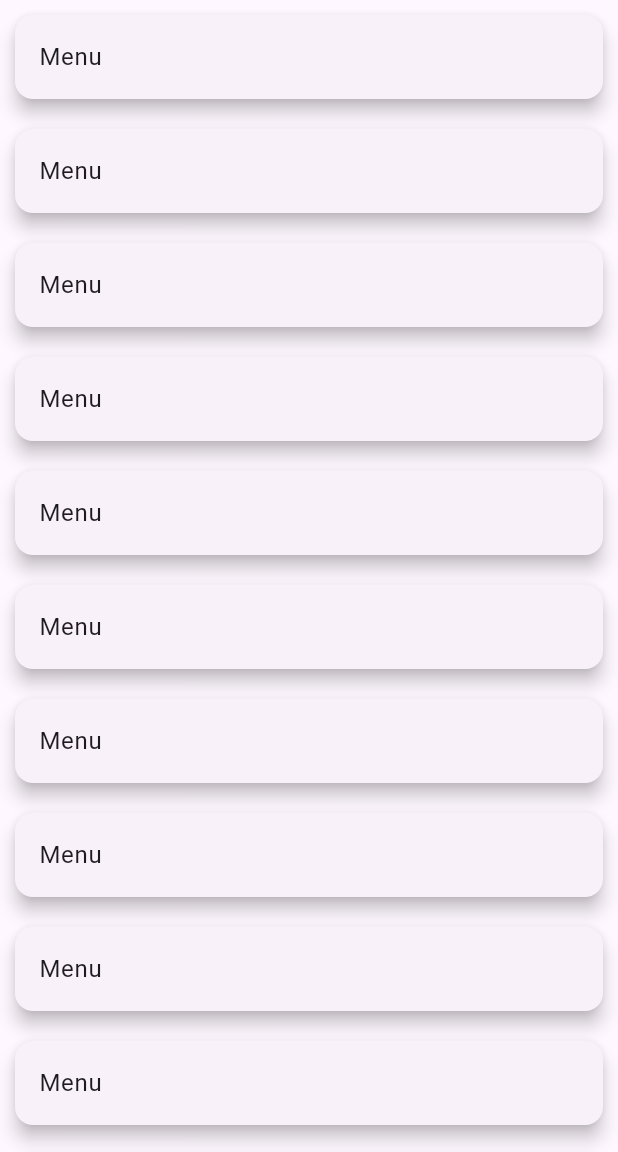
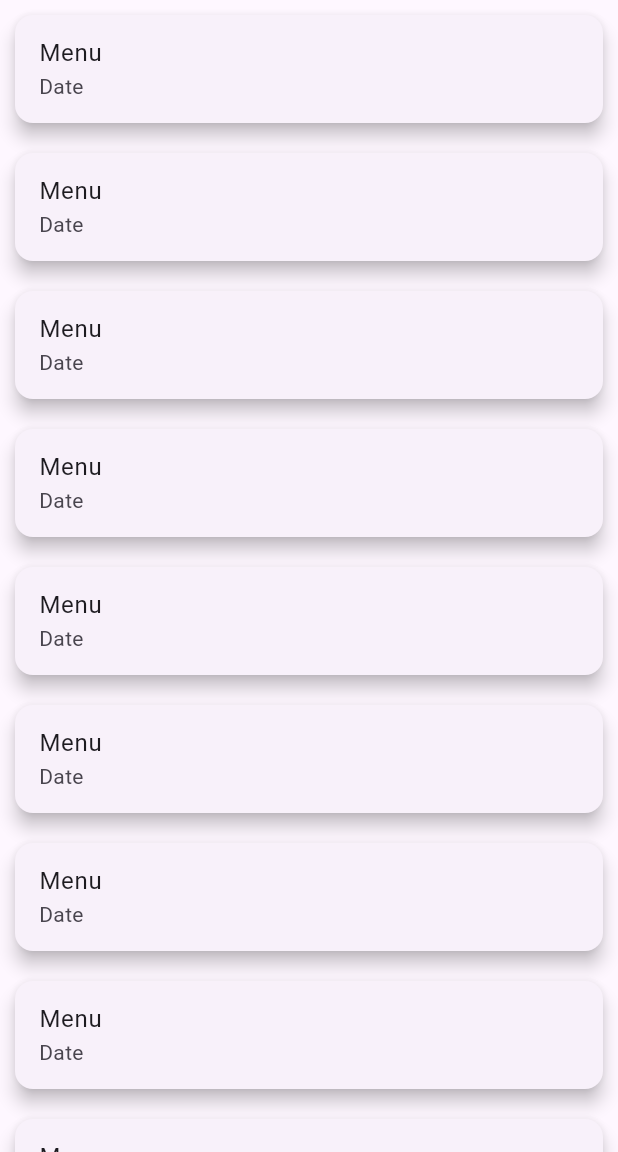
Before and after one commit to pondforwork/Flutter_DB, a Flutter app: the screen it shows after launch, on a phone screen of 412 x 824 dp, the part 84-1236 px from its top. Run offline on Flutter 3.47's test engine with Material 2 defaults, Android fonts, the phone set to English and light mode, and no system bars.

Commit message:
Set Itemcount and subtitle

```diff
--- a/lib/main.dart
+++ b/lib/main.dart
@@ -13,7 +13,6 @@ class MyApp extends StatelessWidget {
     return MaterialApp(
       title: 'Flutter Demo',
       theme: ThemeData(
-
         colorScheme: ColorScheme.fromSeed(seedColor: Colors.deepPurple),
         useMaterial3: true,
       ),
@@ -25,7 +24,6 @@ class MyApp extends StatelessWidget {
 class MyHomePage extends StatefulWidget {
   const MyHomePage({super.key, required this.title});
 
-
   final String title;
 
   @override
@@ -33,27 +31,34 @@ class MyHomePage extends StatefulWidget {
 }
 
 class _MyHomePageState extends State<MyHomePage> {
-
-
   @override
   Widget build(BuildContext context) {
-
     return Scaffold(
       appBar: AppBar(
-
         backgroundColor: Theme.of(context).colorScheme.inversePrimary,
-
-        title: Text(widget.title),actions: [IconButton(onPressed: (){
-          Navigator.push(context, MaterialPageRoute(builder: (context){
+        title: Text(widget.title),
+        actions: [
+          IconButton(
+              onPressed: () {
+                Navigator.push(context, MaterialPageRoute(builder: (context) {
                   return const FormScreen();
                 }));
-        }, icon: const Icon(Icons.add))] ,
+              },
+              icon: const Icon(Icons.add))
+        ],
       ),
-    body: ListView.builder(itemBuilder: (context,int index){
+      body: ListView.builder(
+          itemCount: 10,
+          itemBuilder: (context, int index) {
             return const Card(
               elevation: 5,
-        margin: EdgeInsets.all(10,),
-        child: ListTile(title: Text("Menu")),
+              margin: EdgeInsets.all(
+                10,
+              ),
+              child: ListTile(
+                title: Text("Menu"),
+                subtitle: Text("Date"),
+              ),
             );
           }),
     );
```
Lines whose indentation alone changed are shown as unchanged.
